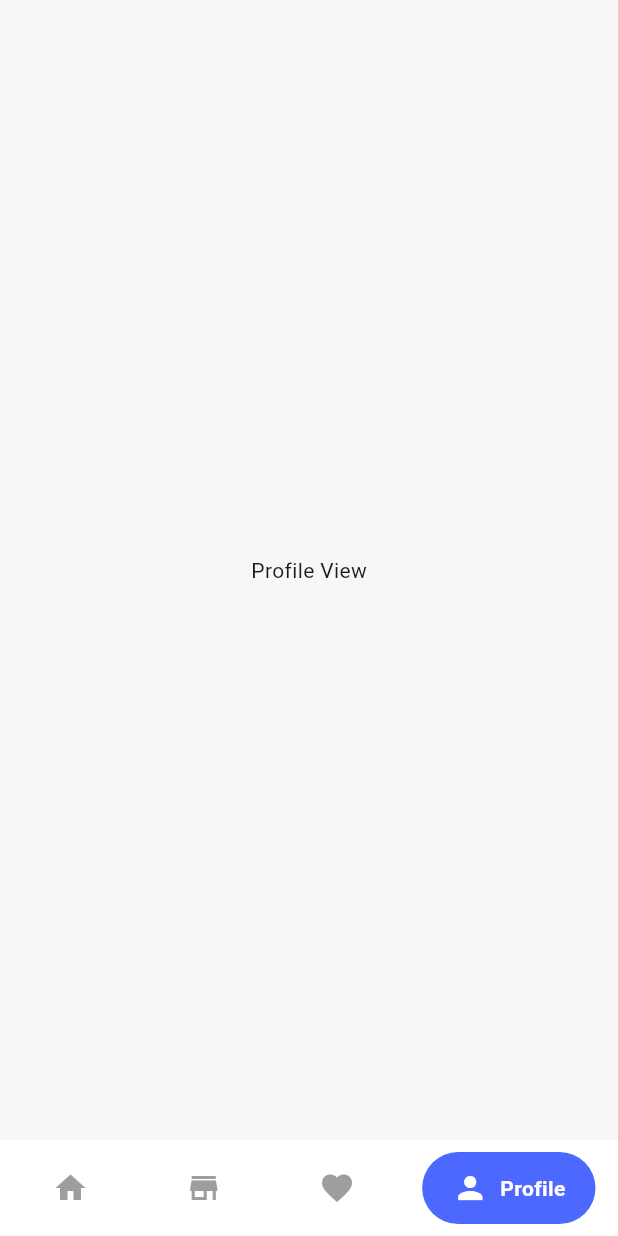
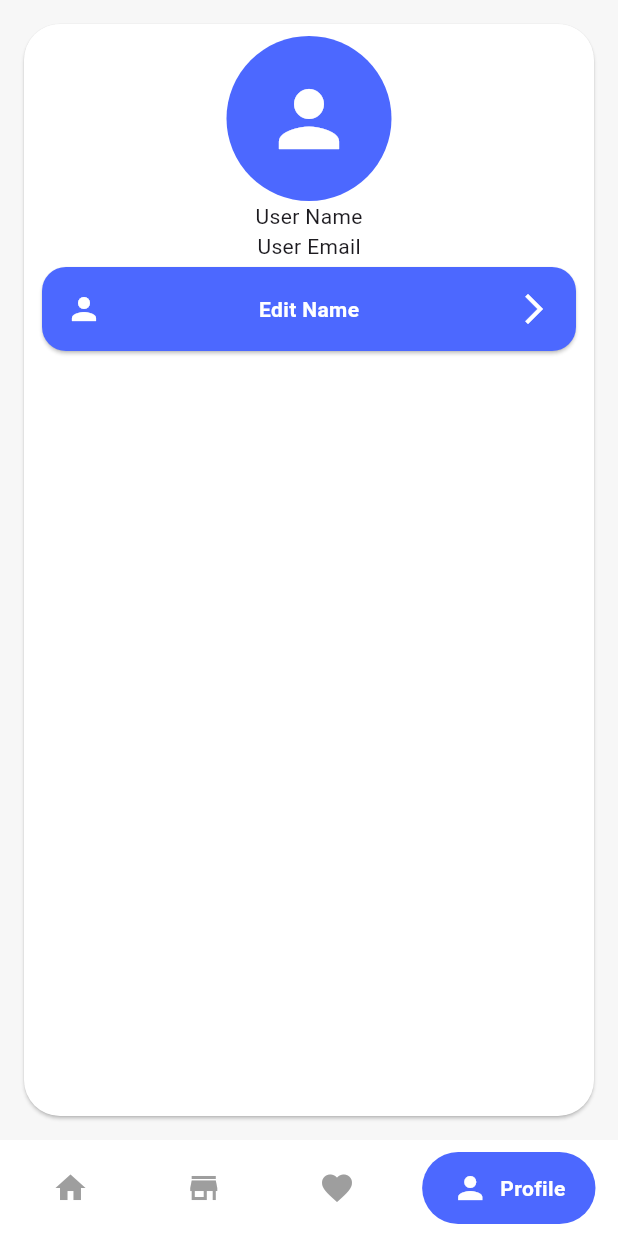
Before and after one commit to blalfayed/ecommerce_supabase, a Flutter app: the screen it shows after launch, item 4 of the bottom bar chosen, on a phone screen of 412 x 824 dp. Run offline on Flutter 3.47's test engine with Material 3 defaults, Android fonts, the light colour scheme and no system bars; drawn by our look-alikes of google_nav_bar; our stand-ins replace cached_network_image, flutter_bloc; network calls fail.

Commit message:
create card in profile view

```diff
--- a/lib/views/favorite/ui/favorite_view.dart
+++ b/lib/views/favorite/ui/favorite_view.dart
@@ -1,6 +1,5 @@
 import 'package:flutter/material.dart';
 
-import '../../../core/components/custom_search_field.dart';
 import '../../../core/components/products_list.dart';
 
 class FavoriteView extends StatelessWidget {
--- a/lib/views/profile/ui/profile_view.dart
+++ b/lib/views/profile/ui/profile_view.dart
@@ -1,3 +1,4 @@
+import 'package:ecommerce_supabase/core/app_colors.dart';
 import 'package:flutter/material.dart';
 
 class ProfileView extends StatelessWidget {
@@ -5,8 +6,53 @@ class ProfileView extends StatelessWidget {
 
   @override
   Widget build(BuildContext context) {
-    return const Center(
-      child: Text('Profile View'),
+    return Card(
+      color: AppColors.kWhiteColor,
+      margin: const EdgeInsets.all(16),
+      shape: const RoundedRectangleBorder(
+          borderRadius: BorderRadius.all(Radius.circular(24))),
+      child: Padding(
+        padding: const EdgeInsets.all(8.0),
+        child: Column(
+          children: [
+            CircleAvatar(
+              radius: 55,
+              backgroundColor: AppColors.kPrimaryColor,
+              foregroundColor: AppColors.kWhiteColor,
+              child: Icon(
+                Icons.person,
+                size: 60,
+              ),
+            ),
+            Text('User Name'),
+            Text('User Email'),
+            Card(
+              shape: RoundedRectangleBorder(
+                  borderRadius: BorderRadius.all(Radius.circular(16))),
+              color: AppColors.kPrimaryColor,
+              child: Padding(
+                padding: const EdgeInsets.all(16.0),
+                child: Row(
+                  mainAxisAlignment: MainAxisAlignment.spaceBetween,
+                  children: [
+                    Icon(
+                      Icons.person,
+                      color: AppColors.kWhiteColor,
+                    ),
+                    Text(
+                      'Edit Name',
+                      style: TextStyle(
+                          color: AppColors.kWhiteColor,
+                          fontWeight: FontWeight.bold),
+                    ),
+                    Icon(Icons.arrow_forward_ios, color: AppColors.kWhiteColor)
+                  ],
+                ),
+              ),
+            )
+          ],
+        ),
+      ),
     );
   }
 }
```
